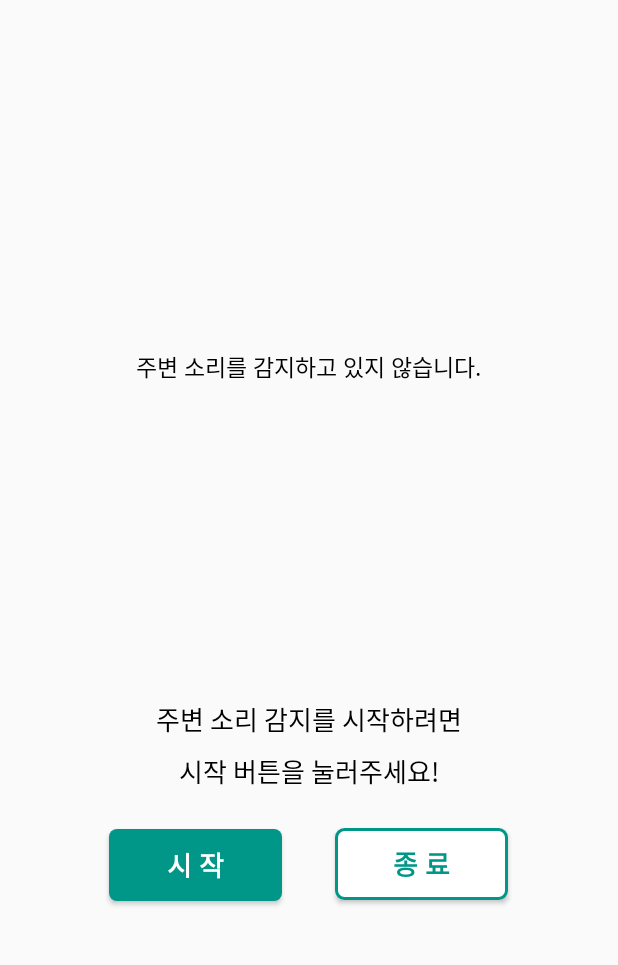
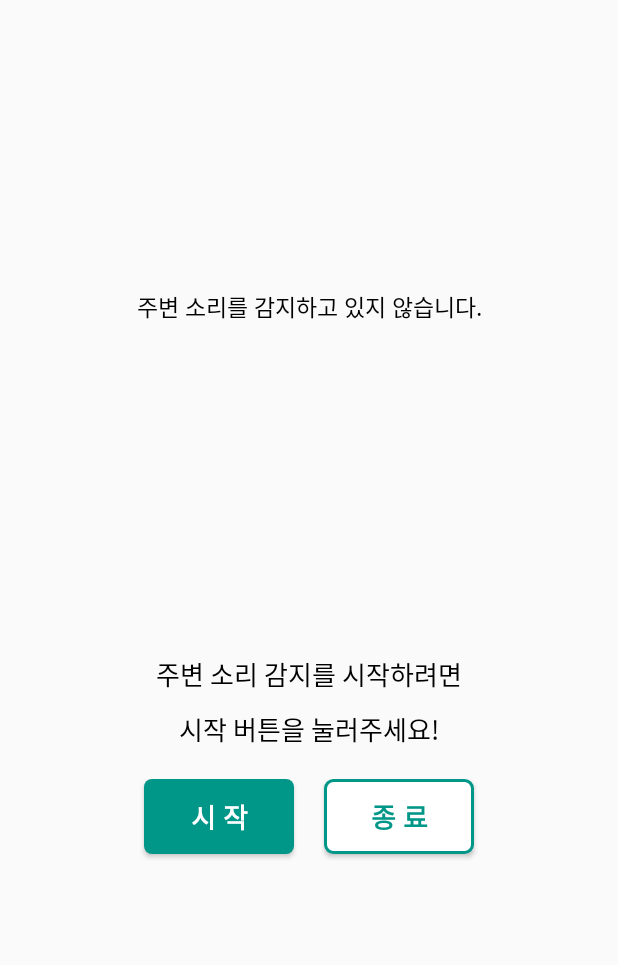
Before and after one commit to rkswld0505/tensoflowlitejava, an Android app: the screen it shows after launch (MainActivity), on a phone screen of 412 x 824 dp, the part 105-1070 px from its top. Run offline under Robolectric (Android 15) with nearby library versions, the phone set to English and light mode, and no system bars; libraries missing offline, so code that uses them is left out: org.tensorflow.lite.

Commit message:
MainActivity 수정중

```diff
--- a/app/src/main/res/layout/activity_main.xml
+++ b/app/src/main/res/layout/activity_main.xml
@@ -1,18 +1,23 @@
 <?xml version="1.0" encoding="utf-8"?>
-<androidx.drawerlayout.widget.DrawerLayout
-    android:id="@+id/drawer"
-    xmlns:android="http://schemas.android.com/apk/res/android"
+<androidx.constraintlayout.widget.ConstraintLayout xmlns:android="http://schemas.android.com/apk/res/android"
     xmlns:app="http://schemas.android.com/apk/res-auto"
     xmlns:tools="http://schemas.android.com/tools"
+    android:id="@+id/drawer"
     android:layout_width="match_parent"
     android:layout_height="match_parent"
     tools:context=".MainActivity">
 
     <LinearLayout
-        android:layout_width="match_parent"
-        android:layout_height="match_parent"
-        android:orientation="vertical">
-        <include  layout="@layout/toolbar_main"/>
+        android:id="@+id/linearLayout"
+        android:layout_width="0dp"
+        android:layout_height="0dp"
+        android:orientation="vertical"
+        app:layout_constraintBottom_toBottomOf="parent"
+        app:layout_constraintEnd_toEndOf="parent"
+        app:layout_constraintStart_toStartOf="parent"
+        app:layout_constraintTop_toTopOf="parent">
+
+        <include layout="@layout/toolbar_main" />
 
 
         <com.google.android.material.progressindicator.CircularProgressIndicator
@@ -20,7 +25,7 @@
             android:layout_width="wrap_content"
             android:layout_height="wrap_content"
             android:layout_gravity="center"
-            android:layout_marginTop="90dp"
+            android:layout_marginTop="50dp"
             android:indeterminate="true"
             app:indicatorSize="300dp"
             app:trackColor="@color/custom_green"
@@ -29,63 +34,66 @@
 
         <TextView
             android:id="@+id/guide_text1"
-            android:layout_width="wrap_content"
+            android:layout_width="match_parent"
             android:layout_height="wrap_content"
-            android:layout_gravity="center"
+            android:textAlignment="center"
             android:layout_marginTop="-165dp"
-            android:textStyle="normal"
+            android:text="@string/guide_text1"
             android:textColor="@android:color/black"
             android:textSize="15sp"
-            android:text="@string/guide_text1" />
+            android:textStyle="normal" />
 
         <TextView
             android:id="@+id/guide_text2"
-            android:layout_width="wrap_content"
+            android:layout_width="match_parent"
             android:layout_height="wrap_content"
-            android:layout_marginTop="210dp"
-            android:layout_gravity="center"
-            android:textStyle="normal"
+            android:layout_marginTop="220dp"
+            android:textAlignment="center"
+            android:text="@string/guide_text2"
             android:textColor="@android:color/black"
             android:textSize="17sp"
-            android:text="@string/guide_text2" />
+            android:textStyle="normal" />
 
         <TextView
             android:id="@+id/guide_text3"
-            android:layout_width="wrap_content"
+            android:layout_width="match_parent"
             android:layout_height="wrap_content"
-            android:layout_gravity="center"
-            android:layout_marginTop="8dp"
-            android:textStyle="normal"
+            android:textAlignment="center"
+            android:layout_marginTop="10dp"
+            android:text="@string/guide_text3"
             android:textColor="@android:color/black"
             android:textSize="17sp"
-            android:text="@string/guide_text3" />
+            android:textStyle="normal" />
+
+        <RelativeLayout
+            android:layout_width="match_parent"
+            android:layout_height="70dp"
+            android:layout_marginTop="20dp"
+            android:orientation="horizontal">
 
             <Button
                 android:id="@+id/start_button"
-            android:layout_width="115dp"
-            android:layout_height="wrap_content"
+                android:layout_width="100dp"
+                android:layout_height="50dp"
                 android:background="@drawable/rectangle"
-            android:layout_gravity="center"
-            android:layout_marginTop="25dp"
-            android:layout_marginBottom="-50dp"
-            android:layout_marginEnd="75dp"
-            android:textStyle="bold"
+                android:layout_marginStart="96dp"
+                android:text="@string/start_text"
                 android:textColor="@color/white"
                 android:textSize="18sp"
-            android:text="@string/start_text"/>
+                android:textStyle="bold" />
 
             <Button
                 android:id="@+id/end_button"
-            android:layout_width="115dp"
-            android:layout_height="wrap_content"
-            android:layout_gravity="center"
-            android:layout_marginTop="1dp"
-            android:layout_marginBottom="-50dp"
-            android:layout_marginStart="75dp"
+                android:layout_width="100dp"
+                android:layout_height="50dp"
+                android:layout_marginLeft="20dp"
+                android:layout_toRightOf="@id/start_button"
                 android:background="@drawable/rectangle_outline"
                 android:text="@string/end_text"
                 android:textColor="@color/custom_green"
                 android:textSize="18sp"
                 android:textStyle="bold" />
+        </RelativeLayout>
+
     </LinearLayout>
-</androidx.drawerlayout.widget.DrawerLayout>
+</androidx.constraintlayout.widget.ConstraintLayout>
```
Lines whose indentation alone changed are shown as unchanged.
